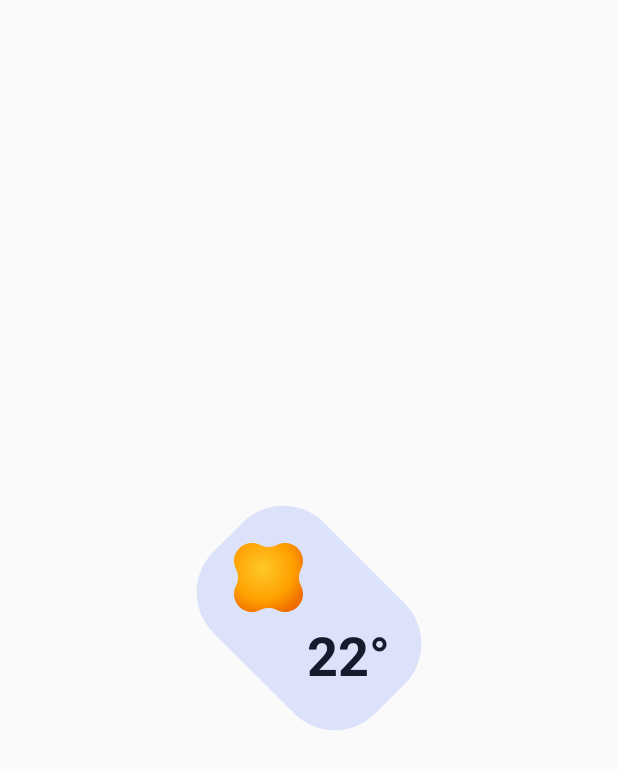
After one commit to Shiqan/material-widgets, an Android app built with Jetpack Compose: the layout widget_preview_weather_tilted_pill_reverse.xml on its own in the app's theme, with its tools: preview values and no code run, on a phone screen of 412 x 824 dp. The commit adds this screen. Shown: the top 769 px of the screen. Run offline under Robolectric (Android 15) with nearby library versions, the phone set to English and light mode, and no system bars; network calls fail.

Commit message:
feat(weather): add reverse 45-degree tilted weather pill widget

```diff
--- a/app/src/main/kotlin/dev/shiqan/materialwidgets/widget/util/WidgetPreviewRegistry.kt
+++ b/app/src/main/kotlin/dev/shiqan/materialwidgets/widget/util/WidgetPreviewRegistry.kt
@@ -60,6 +60,8 @@ import dev.shiqan.materialwidgets.widget.weather.WeatherPillAppWidget
 import dev.shiqan.materialwidgets.widget.weather.WeatherPillAppWidgetReceiver
 import dev.shiqan.materialwidgets.widget.weather.WeatherTiltedPillAppWidget
 import dev.shiqan.materialwidgets.widget.weather.WeatherTiltedPillAppWidgetReceiver
+import dev.shiqan.materialwidgets.widget.weather.WeatherTiltedPillReverseAppWidget
+import dev.shiqan.materialwidgets.widget.weather.WeatherTiltedPillReverseAppWidgetReceiver
 import kotlinx.coroutines.Dispatchers
 import kotlinx.coroutines.withContext
 import kotlin.reflect.KClass
@@ -82,6 +84,7 @@ object WidgetPreviewRegistry {
         WidgetPreviewSpec(WeatherAppWidgetReceiver::class.java, DpSize(160.dp, 160.dp)) { WeatherAppWidget() },
         WidgetPreviewSpec(WeatherPillAppWidgetReceiver::class.java, DpSize(280.dp, 130.dp)) { WeatherPillAppWidget() },
         WidgetPreviewSpec(WeatherTiltedPillAppWidgetReceiver::class.java, DpSize(160.dp, 160.dp)) { WeatherTiltedPillAppWidget() },
+        WidgetPreviewSpec(WeatherTiltedPillReverseAppWidgetReceiver::class.java, DpSize(160.dp, 160.dp)) { WeatherTiltedPillReverseAppWidget() },
         WidgetPreviewSpec(MusicAppWidgetReceiver::class.java, DpSize(280.dp, 140.dp)) { MusicAppWidget() },
         WidgetPreviewSpec(MusicPillAppWidgetReceiver::class.java, DpSize(320.dp, 64.dp)) { MusicPillAppWidget() },
         WidgetPreviewSpec(BatteryAppWidgetReceiver::class.java, DpSize(160.dp, 160.dp)) { BatteryAppWidget() },
--- a/app/src/main/kotlin/dev/shiqan/materialwidgets/widget/weather/WeatherAppWidget.kt
+++ b/app/src/main/kotlin/dev/shiqan/materialwidgets/widget/weather/WeatherAppWidget.kt
@@ -329,9 +329,14 @@ object WeatherRepository {
             updateAppWidgetState(context, glanceId, writeSnapshot)
             WeatherTiltedPillAppWidget().update(context, glanceId)
         }
+        for (glanceId in manager.getGlanceIds(WeatherTiltedPillReverseAppWidget::class.java)) {
+            updateAppWidgetState(context, glanceId, writeSnapshot)
+            WeatherTiltedPillReverseAppWidget().update(context, glanceId)
+        }
         refreshWidgetPreview(context, WeatherAppWidgetReceiver::class)
         refreshWidgetPreview(context, WeatherPillAppWidgetReceiver::class)
         refreshWidgetPreview(context, WeatherTiltedPillAppWidgetReceiver::class)
+        refreshWidgetPreview(context, WeatherTiltedPillReverseAppWidgetReceiver::class)
     }
 
     internal fun resolveSnapshotFromPrefs(
--- /dev/null
+++ b/app/src/main/res/drawable/bg_weather_tilted_pill_reverse.xml
@@ -0,0 +1,15 @@
+<?xml version="1.0" encoding="utf-8"?>
+<vector xmlns:android="http://schemas.android.com/apk/res/android"
+    android:width="180dp"
+    android:height="180dp"
+    android:viewportWidth="180"
+    android:viewportHeight="180">
+    <group
+        android:pivotX="90"
+        android:pivotY="90"
+        android:rotation="45">
+        <path
+            android:fillColor="@android:color/white"
+            android:pathData="M46,30 L134,30 A44,44 0 0 1 178,74 L178,106 A44,44 0 0 1 134,150 L46,150 A44,44 0 0 1 2,106 L2,74 A44,44 0 0 1 46,30 Z" />
+    </group>
+</vector>
--- /dev/null
+++ b/app/src/main/res/layout/widget_preview_weather_tilted_pill_reverse.xml
@@ -0,0 +1,43 @@
+<?xml version="1.0" encoding="utf-8"?>
+<FrameLayout xmlns:android="http://schemas.android.com/apk/res/android"
+    android:layout_width="match_parent"
+    android:layout_height="match_parent">
+
+    <FrameLayout
+        android:layout_width="156dp"
+        android:layout_height="156dp"
+        android:layout_gravity="center"
+        android:background="@drawable/bg_weather_tilted_pill_reverse"
+        android:backgroundTint="@color/widget_preview_secondary_container"
+        android:padding="17dp">
+
+        <FrameLayout
+            android:layout_width="68dp"
+            android:layout_height="68dp"
+            android:layout_gravity="top|start">
+
+            <ImageView
+                android:layout_width="46dp"
+                android:layout_height="46dp"
+                android:layout_gravity="center"
+                android:contentDescription="@null"
+                android:src="@drawable/ic_weather_sun_scalloped" />
+        </FrameLayout>
+
+        <FrameLayout
+            android:layout_width="68dp"
+            android:layout_height="68dp"
+            android:layout_gravity="bottom|end">
+
+            <TextView
+                android:layout_width="wrap_content"
+                android:layout_height="wrap_content"
+                android:layout_gravity="center"
+                android:includeFontPadding="false"
+                android:text="22°"
+                android:textColor="@color/widget_preview_on_secondary_container"
+                android:textSize="36sp"
+                android:textStyle="bold" />
+        </FrameLayout>
+    </FrameLayout>
+</FrameLayout>
--- a/app/src/main/res/values/strings.xml
+++ b/app/src/main/res/values/strings.xml
@@ -38,6 +38,8 @@
     <string name="weather_pill_widget_description">Stadium pill weather widget with scalloped sun badge, date, current temp, and H/L range</string>
     <string name="weather_tilted_pill_widget_name">Material You Tilted Weather Pill</string>
     <string name="weather_tilted_pill_widget_description">Pixel-style 45° tilted rounded pill with current weather icon and temperature</string>
+    <string name="weather_tilted_pill_reverse_widget_name">Material You Tilted Weather Pill (Reverse)</string>
+    <string name="weather_tilted_pill_reverse_widget_description">Pixel-style 45° reverse-tilted rounded pill with current weather icon and temperature</string>
     <string name="clock_battery_pill_widget_name">Material You Clock &amp; Battery Pill</string>
     <string name="clock_battery_pill_widget_description">Stadium pill digital clock with date header and live battery percentage</string>
     <string name="date_clock_pill_widget_name">Material You Date &amp; Clock Pill</string>
```
Also changed, not shown: app/src/main/AndroidManifest.xml (+12 -0 lines), app/src/main/kotlin/dev/shiqan/materialwidgets/ui/main/MainScreen.kt (+12 -0 lines), app/src/main/kotlin/dev/shiqan/materialwidgets/widget/weather/WeatherTiltedPillAppWidget.kt (+52 -12 lines), app/src/main/res/xml/weather_tilted_pill_reverse_widget_info.xml (added, +16 -0 lines), 3 other files.
